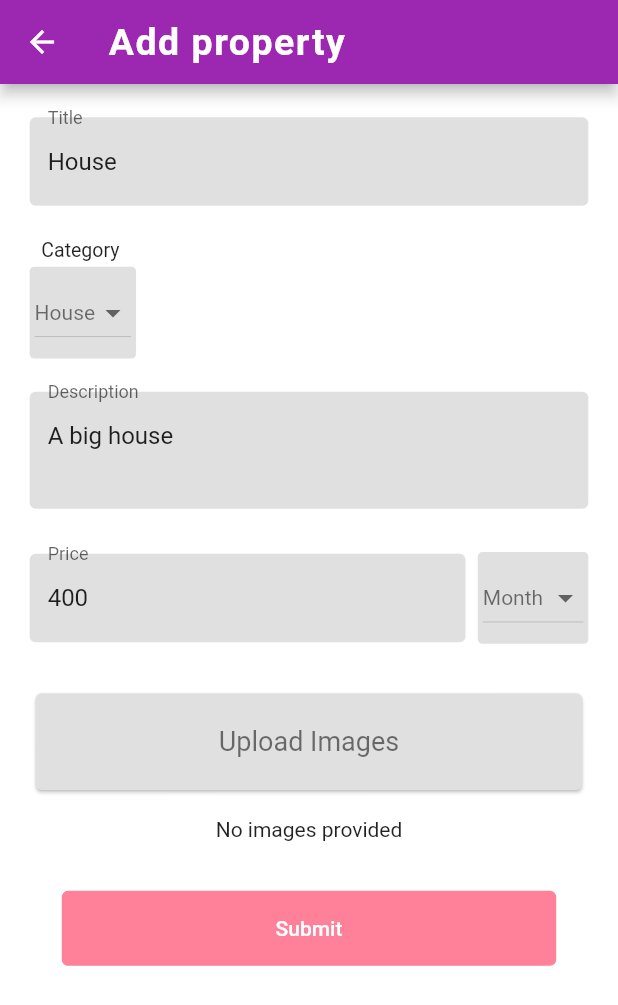
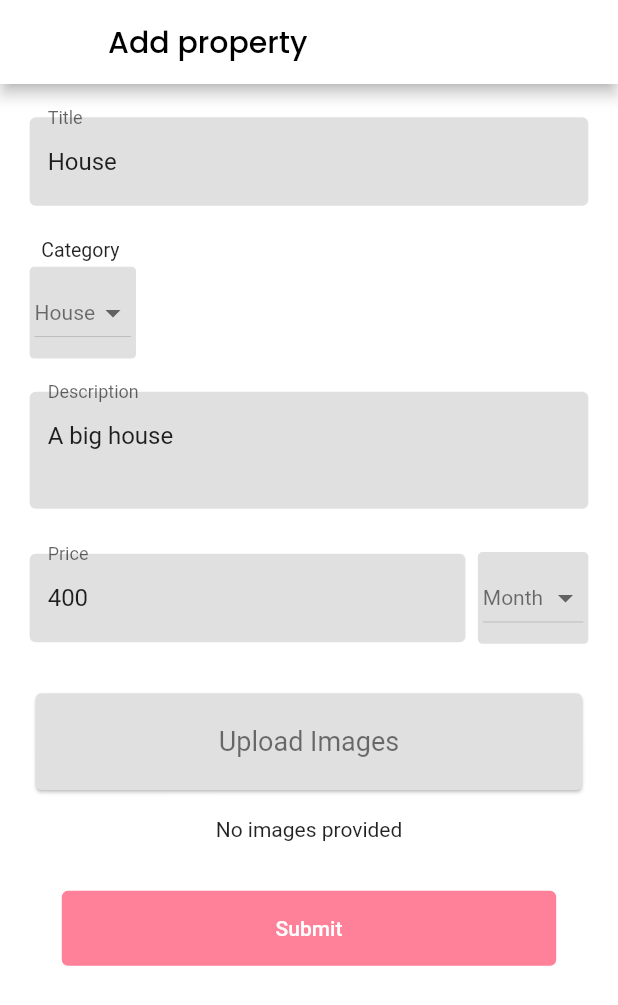
Before and after one commit to Z-Team-Monks/Rental-Services-Flutter, a Flutter app: the AddProperty screen opened directly, on a phone screen of 412 x 824 dp. Shown: the top 1005 px of the screen. Run offline on Flutter 3.47's test engine with Material 2 defaults, Android fonts, the phone set to English and light mode, and no system bars; our stand-ins replace bloc, cached_network_image, connectivity, dartz, dio, equatable and 13 more; missing offline and left inert: loader_skeleton, solid_bottom_sheet, telephony; accounts and stored records are empty; generated files the repository leaves out were written again; network calls fail; Roboto replaces fonts that are missing (Popins).

```diff
--- a/lib/features/property/bloc/property_bloc.dart
+++ b/lib/features/property/bloc/property_bloc.dart
@@ -24,6 +24,8 @@
         var data = await _propertyRepository.getPropertiesFromRemote();
         yield PropertyOperationSuccess(data!);
       } catch (e) {
+        print("{[[[[[[[[[[[[[[[erriririieieieieieiei]]]]]]]]]]]]]]]}");
+        print(e);
         yield PropertyOperationFailure();
       }
     } else if (event is PropertySearch) {
--- a/lib/features/property/data_provider/property_remote_data_provider.dart
+++ b/lib/features/property/data_provider/property_remote_data_provider.dart
@@ -7,7 +7,9 @@
 
 class PropertyRemoteDataProvider {
   // final String baseUrl = "http://192.168.43.27:5000/api";
-  final String baseUrl = "http://192.168.0.164:5001/api/v1";
+  // final String baseUrl = "http://192.168.43.27:5001/api/v1";
+  final String baseUrl = "http://10.6.197.162:5001/api/v1";
+
   final tokens =
       "eyJhbGciOiJIUzI1NiIsInR5cCI6IkpXVCJ9.eyJpZCI6IjYxMDViNDQyOGQzZmFjNzY4Y2RmMWNiOCIsImlzQWRtaW4iOmZhbHNlLCJpYXQiOjE2Mjg3ODE2MzV9._VCHTjWSSC4ImckvDr4bsG2CJrA-PbCoCnIutOMuBB4";
 
@@ -48,10 +50,9 @@
     required String token,
   }) async {
     token =
-        "eyJhbGciOiJIUzI1NiIsInR5cCI6IkpXVCJ9.eyJpZCI6IjYxMDViNDQyOGQzZmFjNzY4Y2RmMWNiOCIsImlzQWRtaW4iOmZhbHNlLCJpYXQiOjE2Mjg3ODE2MzV9._VCHTjWSSC4ImckvDr4bsG2CJrA-PbCoCnIutOMuBB4";
-
+        "eyJhbGciOiJIUzI1NiIsInR5cCI6IkpXVCJ9.eyJpZCI6IjYxMmU0YTQzZmNmZWU4NDNmOTQ2MDViZiIsImlzQWRtaW4iOmZhbHNlLCJpYXQiOjE2MzEyMDM2NjV9.qfD1oDM3uSCHGEhko-bHSTYagf46kgD7sFMougFIvVM";
     var options = BaseOptions(
-      baseUrl: 'http://192.168.0.164:5001/api/v1',
+      baseUrl: '$baseUrl',
       connectTimeout: 5000,
       receiveTimeout: 3000,
       contentType: "multipart/form-data",
@@ -101,7 +102,7 @@
       ]);
 
       var response = await Dio().put(
-        'http://192.168.0.164:5001/api/v1/users/profile',
+        'http://192.168.43.27:5001/api/v1/users/profile',
         data: formData,
         options: Options(
           headers: {
--- a/lib/features/property/screens/add_property/add_property_screen.dart
+++ b/lib/features/property/screens/add_property/add_property_screen.dart
@@ -2,6 +2,7 @@
 
 import 'package:flutter/material.dart';
 import 'package:flutter_bloc/flutter_bloc.dart';
+import 'package:google_fonts/google_fonts.dart';
 import 'package:image_picker/image_picker.dart';
 import 'package:rental/core/models/property.dart';
 import 'package:rental/core/presentation/customSnackBar.dart';
@@ -41,14 +42,9 @@
     return Scaffold(
       resizeToAvoidBottomInset: true,
       appBar: AppBar(
-        title: Text(
-          "Add property",
-          style: TextStyle(
-              fontSize: 25.0,
-              fontWeight: FontWeight.bold,
-              fontFamily: 'Popins',
-              letterSpacing: 1),
-        ),
+        // leading: Icon(Icons.person, color: Colors.black26,),
+        backgroundColor: Colors.white,
+        title: Text('Add property', style: GoogleFonts.poppins (color: Colors.black),),
       ),
       body: SafeArea(
         child: SingleChildScrollView(
--- a/lib/features/user/bloc/profile_bloc/profile_bloc.dart
+++ b/lib/features/user/bloc/profile_bloc/profile_bloc.dart
@@ -18,6 +18,7 @@
     ProfileEvent event,
   ) async* {
     if (event is ProfileLoad) {
+      print("user loading");
       yield ProfileLoading();
       // print("user loading");
       try {
@@ -25,7 +26,7 @@
         yield ProfileLoaded(user: user);
         print("user loaded" + user.toString());
       } catch (e) {
-        // print("Can't load user");
+        print("Can't load user");
       }
     }
 
--- a/lib/features/user/data_providers/user_remote_data_provider.dart
+++ b/lib/features/user/data_providers/user_remote_data_provider.dart
@@ -7,9 +7,9 @@
 
 class UserRemoteDataProvider {
   // final String baseUrl = "http://10.6.193.148:5000/api";
-  final String baseUrl = "http://192.168.0.164:5001/api/v1";
+  final String baseUrl = "http://10.6.197.162:5001/api/v1";
   final tokens =
-      "eyJhbGciOiJIUzI1NiIsInR5cCI6IkpXVCJ9.eyJpZCI6IjYxMDViNDQyOGQzZmFjNzY4Y2RmMWNiOCIsImlzQWRtaW4iOmZhbHNlLCJpYXQiOjE2Mjg3ODE2MzV9._VCHTjWSSC4ImckvDr4bsG2CJrA-PbCoCnIutOMuBB4";
+      "eyJhbGciOiJIUzI1NiIsInR5cCI6IkpXVCJ9.eyJpZCI6IjYxMmU0YTQzZmNmZWU4NDNmOTQ2MDViZiIsImlzQWRtaW4iOmZhbHNlLCJpYXQiOjE2MzEyMDM2NjV9.qfD1oDM3uSCHGEhko-bHSTYagf46kgD7sFMougFIvVM";
 
   /// Given a [User] it will create or register
   ///
@@ -121,7 +121,8 @@
       return User.fromJson(jsonDecode(response.body));
     } else if (response.statusCode == 409) {
       throw EmailAlreadyExistsException();
-    } else {
+  } else {
+      print(response.body);
       throw Exception("Failed to Get User!");
     }
   }
--- a/lib/route.dart
+++ b/lib/route.dart
@@ -13,7 +13,7 @@
     switch (settings.name) {
       case "/":
         return MaterialPageRoute(builder: (context) {
-          return AddProperty(); // ProfilePage();  //A
+          return AddProperty(); // ProfilePage();  //
         });
       case SplashScreen.pageRoute:
         return MaterialPageRoute(
```
Also changed, not shown: lib/features/user/screens/profile/profile_page.dart (+5 -2 lines), lib/main.dart (+88 -4 lines), 1 other file.
